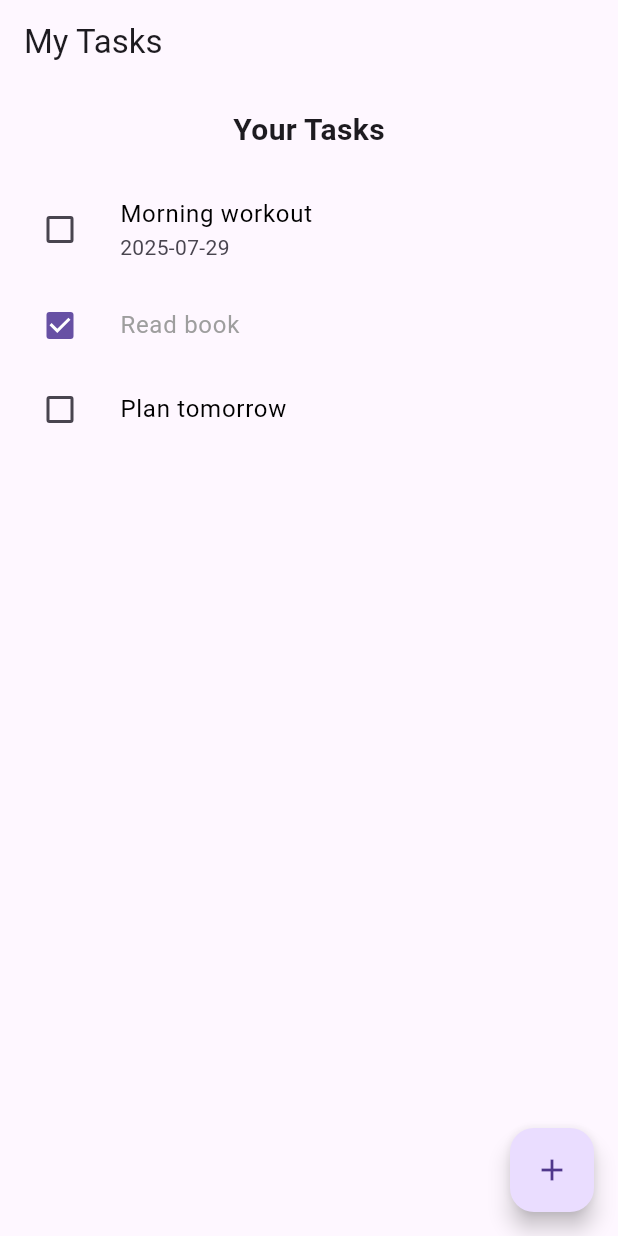
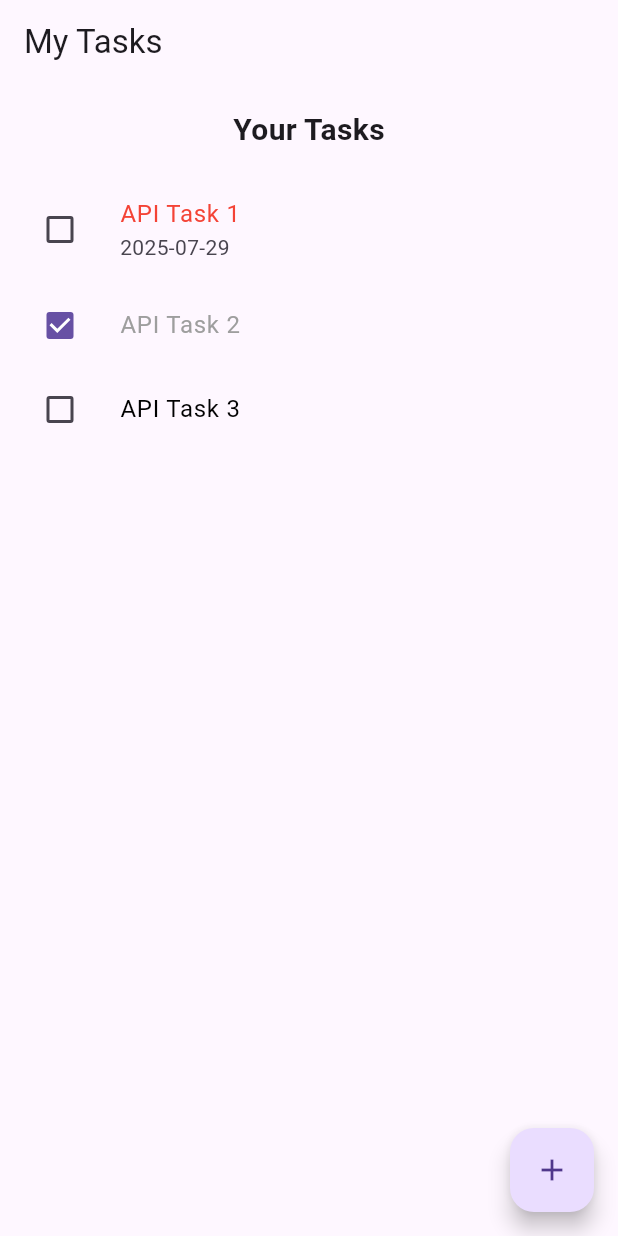
Before and after one commit to vamseeds/consistency_app, a Flutter app: the screen it shows after launch, on a phone screen of 412 x 824 dp. Run offline on Flutter 3.47's test engine with Material 3 defaults, Android fonts, the phone set to English and light mode, and no system bars.

Commit message:
Adding mock service for fetching tasks

```diff
--- a/lib/main.dart
+++ b/lib/main.dart
@@ -1,3 +1,4 @@
+import 'package:consistency_app/services/task_service.dart';
 import 'package:flutter/material.dart';
 import 'models/task.dart';
 
@@ -26,13 +27,16 @@ class TaskListScreen extends StatefulWidget {
 }
 
 class _TaskListScreenState extends State<TaskListScreen> {
-  final List<Task> tasks = [
-    Task(title: "Morning workout", dueDate: DateTime.now()),
-    Task(title: "Read book", isCompleted: true),
-    Task(title: "Plan tomorrow"),
-  ];
+  final TaskService _taskService = TaskService();
+  final List<Task> tasks = [];
+  final TextEditingController _controller = TextEditingController();
+  late Future<List<Task>> _taskFuture;
 
-  final TextEditingController _controller = TextEditingController();
+  @override
+  void initState(){
+    super.initState();
+    _taskFuture = _taskService.fetchTasks();
+  }
 
   void _showAddTaskDialog() async {
     await showDialog(
@@ -116,7 +120,20 @@ class _TaskListScreenState extends State<TaskListScreen> {
   Widget build(BuildContext context) {
     return Scaffold(
       appBar: AppBar(title: const Text('My Tasks')),
-      body: Column(
+      body: FutureBuilder<List<Task>>(
+        future: _taskFuture,
+        builder: (context, snapshot) {
+          if (snapshot.connectionState == ConnectionState.waiting) {
+            return const Center(child: CircularProgressIndicator());
+          } else if (snapshot.hasError) {
+            return Center(child: Text('Error: ${snapshot.error}'));
+          } else if (!snapshot.hasData || snapshot.data!.isEmpty) {
+            return const Center(child: Text('No tasks found'));
+          } else {
+            if(tasks.isEmpty){
+            tasks.addAll(snapshot.data!);
+            }
+            return Column(
               children: [
                 const Padding(
                   padding: EdgeInsets.all(16.0),
@@ -158,6 +175,9 @@ class _TaskListScreenState extends State<TaskListScreen> {
                   ),
                 ),
               ],
+            );
+          }
+        },
       ),
       floatingActionButton: FloatingActionButton(
         onPressed: _showAddTaskDialog,
```
Lines whose indentation alone changed are shown as unchanged.
